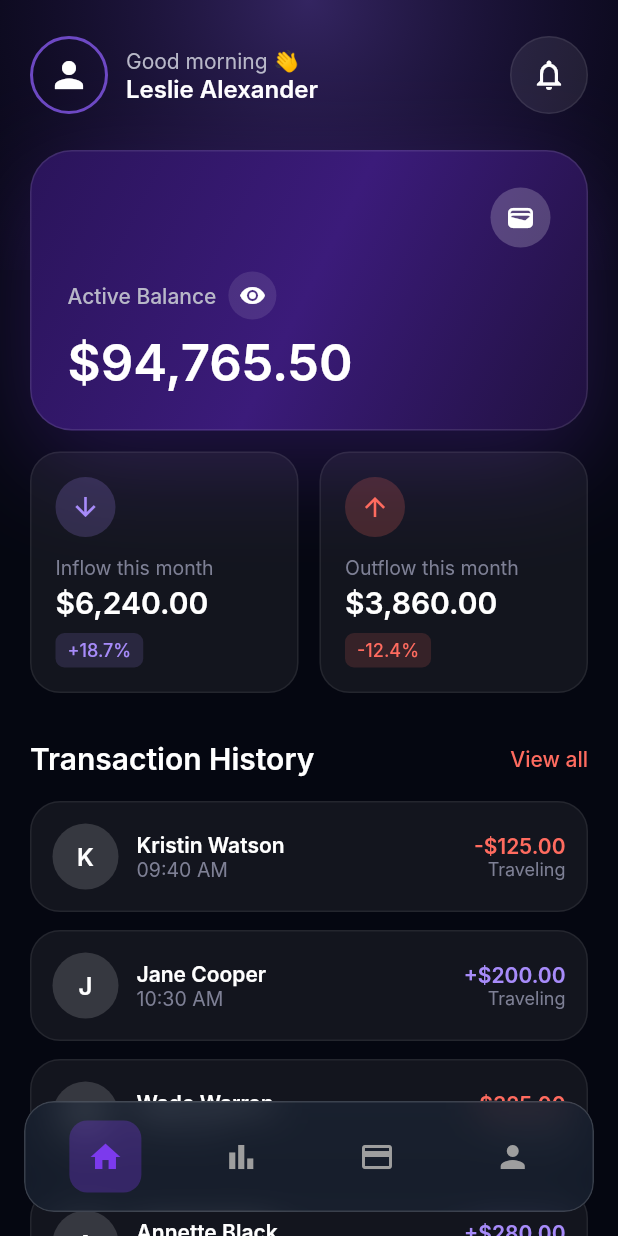
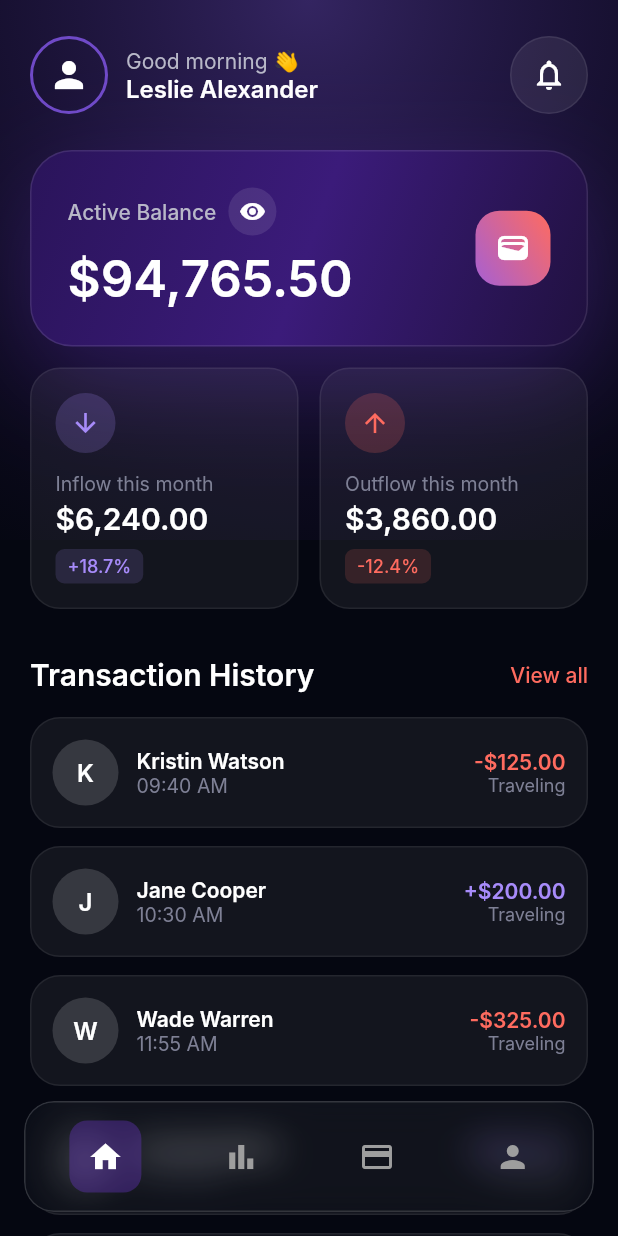
Before and after one commit to PuffRice/ortho-app, a Flutter app: the screen it shows after launch, on a phone screen of 412 x 824 dp. Run offline on Flutter 3.47's test engine with Material 3 defaults, Android fonts, the phone set to English and light mode, and no system bars; our stand-ins replace percent_indicator, supabase_flutter; accounts and stored records are empty; Roboto replaces fonts that are missing (Inter).

Commit message:
Fixed Navbar BG and selectedColor

```diff
--- a/lib/main.dart
+++ b/lib/main.dart
@@ -72,7 +72,7 @@ class _MainNavigationState extends State<MainNavigation> {
         filter: ImageFilter.blur(sigmaX: 12, sigmaY: 12),
         child: Container(
           decoration: BoxDecoration(
-            color: const Color(0xFF1E293B).withOpacity(0.6),
+            color: const Color(0xFF1E293B).withOpacity(0.1),
             borderRadius: BorderRadius.circular(20),
             border: Border.all(
               color: Colors.white.withOpacity(0.15),
@@ -121,7 +121,7 @@ class _MainNavigationState extends State<MainNavigation> {
         child: Icon(
           icon,
           color: isSelected
-              ? const Color(0xFF7c3aed)
+              ? Colors.white
               : Colors.grey.shade500,
           size: 24,
         ),
--- a/lib/screens/home_screen.dart
+++ b/lib/screens/home_screen.dart
@@ -37,12 +37,12 @@ class _HomeScreenState extends State<HomeScreen> {
       body: Stack(
         children: [
           Positioned(
-            top: -180,
+            top: -360,
             left: -60,
             right: -60,
             child: IgnorePointer(
               child: Container(
-                height: 360,
+                height: 720,
                 decoration: BoxDecoration(
                   gradient: RadialGradient(
                     colors: [
@@ -272,24 +272,13 @@ class _HomeScreenState extends State<HomeScreen> {
           ),
         ],
       ),
+      child: Row(
+        crossAxisAlignment: CrossAxisAlignment.center,
+        children: [
+          Expanded(
             child: Column(
               crossAxisAlignment: CrossAxisAlignment.start,
               children: [
-          Row(
-            children: [
-              const Spacer(),
-              Container(
-                width: 40,
-                height: 40,
-                decoration: BoxDecoration(
-                  shape: BoxShape.circle,
-                  color: Colors.white.withOpacity(0.2),
-                ),
-                child: const Icon(Icons.wallet, color: textPrimary, size: 20),
-              ),
-            ],
-          ),
-          const SizedBox(height: 16),
                 Row(
                   children: [
                     Text(
@@ -320,6 +309,27 @@ class _HomeScreenState extends State<HomeScreen> {
                     fontSize: 34,
                     fontWeight: FontWeight.w600,
                   ),
+                ),
+              ],
+            ),
+          ),
+          const SizedBox(width: 12),
+          Container(
+            width: 50,
+            height: 50,
+            decoration: BoxDecoration(
+              shape: BoxShape.rectangle,
+              borderRadius: BorderRadius.circular(16),
+              gradient: LinearGradient(
+                begin: AlignmentDirectional(-2,1),
+                end:  AlignmentDirectional(1,-1),
+                colors: [
+                  primaryViolet.withValues(alpha: 1),
+                  accentCoral.withValues(alpha: 1),
+                ],
+              ),
+            ),
+            child: const Icon(Icons.wallet, color: textPrimary, size: 24),
           ),
         ],
       ),
```
Lines whose indentation alone changed are shown as unchanged.
